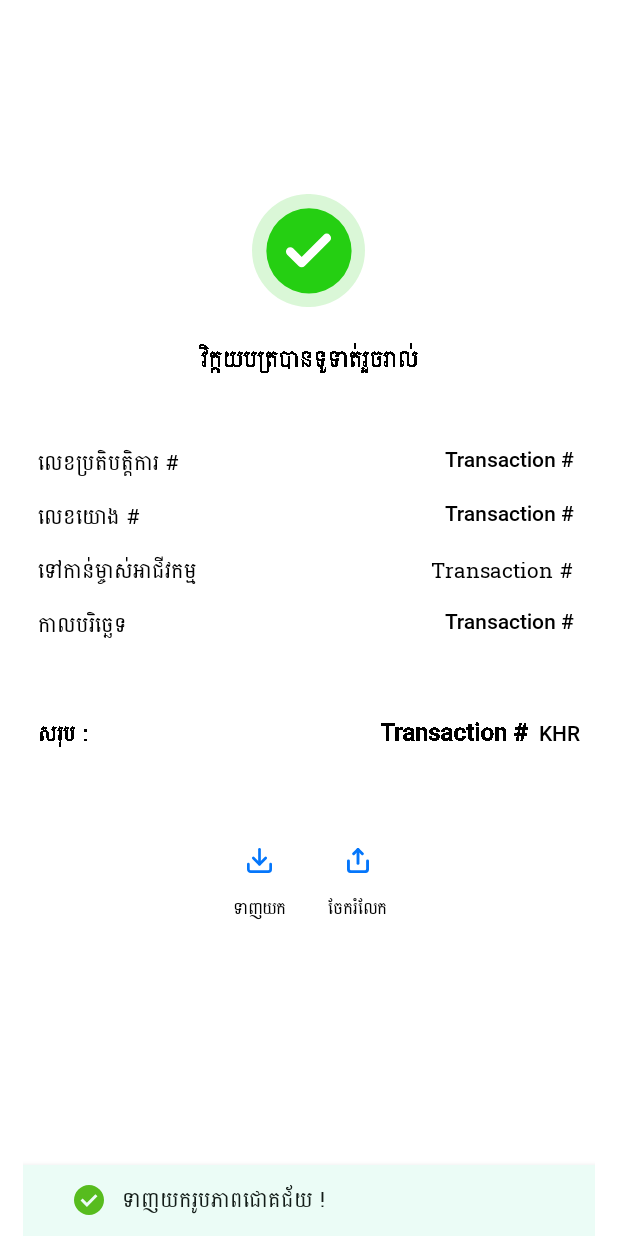
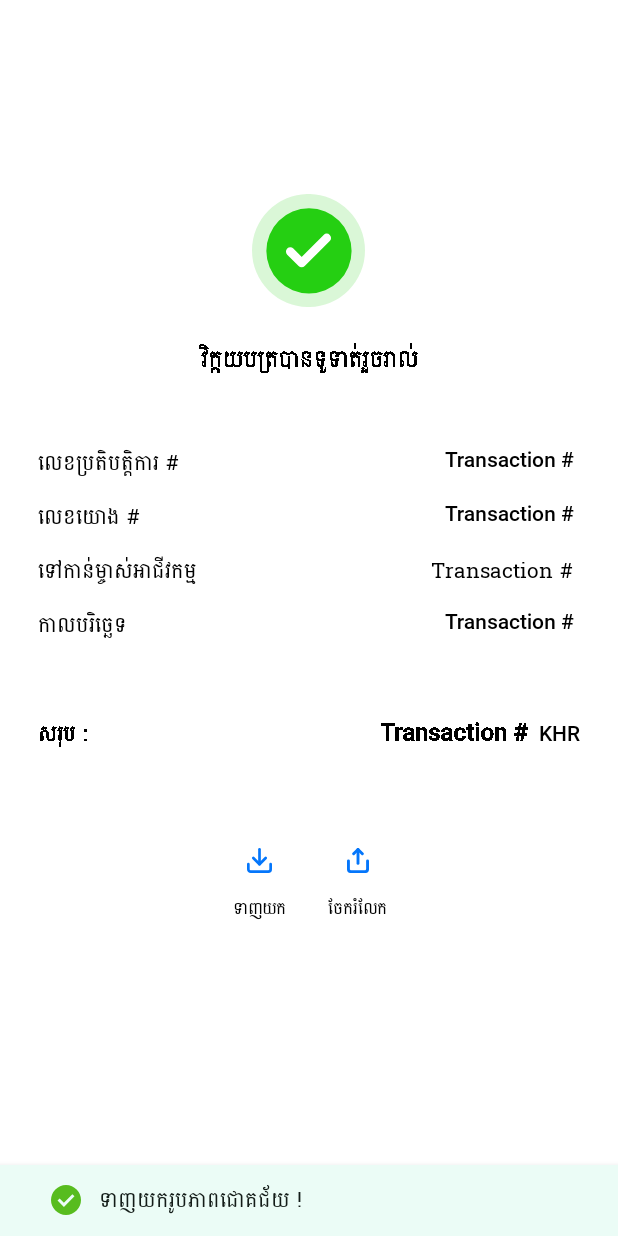
Before and after one commit to VISAL-NY/b24paymentsdk, an Android app: the SuccessActivity screen opened directly, with no data from a screen before it, after a tap on an icon or button, on a phone screen of 412 x 824 dp. Run offline under Robolectric (Android 15) with nearby library versions, the phone set to English and light mode, and no system bars; 56 statements that could not run were skipped.

Commit message:
modify snackbar

```diff
--- a/app/build.gradle
+++ b/app/build.gradle
@@ -24,8 +24,8 @@ android {
         }
     }
     compileOptions {
-        sourceCompatibility JavaVersion.VERSION_1_8
-        targetCompatibility JavaVersion.VERSION_1_8
+        sourceCompatibility JavaVersion.VERSION_11
+        targetCompatibility JavaVersion.VERSION_11
     }
 }
 
--- a/app/src/main/java/com/example/bill24paymentonline/MainActivity.java
+++ b/app/src/main/java/com/example/bill24paymentonline/MainActivity.java
@@ -139,8 +139,8 @@ public class MainActivity extends AppCompatActivity {
                            getSupportFragmentManager(),
                            responseModel.getData().getTranID(),
                            "123X",
-                           isLightMode
-
+                           isLightMode,
+"en",""
                    );
 
                    Log.d("tranNo", "onResponse: "+response.body().getData().getTranID());
--- a/onlinepaymentsdk/src/main/java/com/bill24/onlinepaymentsdk/SuccessActivity.java
+++ b/onlinepaymentsdk/src/main/java/com/bill24/onlinepaymentsdk/SuccessActivity.java
@@ -4,11 +4,10 @@ import androidx.appcompat.app.AppCompatActivity;
 import androidx.appcompat.widget.AppCompatImageView;
 import androidx.appcompat.widget.AppCompatTextView;
 import androidx.appcompat.widget.LinearLayoutCompat;
+import androidx.core.content.ContextCompat;
 import androidx.core.content.FileProvider;
 
-import android.content.Context;
 import android.content.Intent;
-import android.content.SharedPreferences;
 import android.graphics.Bitmap;
 import android.graphics.Canvas;
 import android.graphics.Color;
@@ -24,6 +23,7 @@ import android.net.Uri;
 import android.os.Bundle;
 import android.provider.MediaStore;
 import android.view.View;
+import android.view.ViewGroup;
 import android.widget.FrameLayout;
 import android.widget.Toast;
 
@@ -31,20 +31,17 @@ import com.bill24.onlinepaymentsdk.customShapeDrawable.CustomShape;
 import com.bill24.onlinepaymentsdk.customShapeDrawable.SelectedState;
 import com.bill24.onlinepaymentsdk.helper.ChangLanguage;
 import com.bill24.onlinepaymentsdk.helper.ConvertColorHexa;
+import com.bill24.onlinepaymentsdk.helper.CustomSnackbar;
 import com.bill24.onlinepaymentsdk.helper.SetFont;
-import com.bill24.onlinepaymentsdk.helper.SharePreferenceCustom;
 import com.bill24.onlinepaymentsdk.helper.Translate;
 import com.bill24.onlinepaymentsdk.model.BillerModel;
 import com.bill24.onlinepaymentsdk.model.CheckoutPageConfigModel;
 import com.bill24.onlinepaymentsdk.model.TransactionInfoModel;
-import com.bill24.onlinepaymentsdk.model.appearance.AppearanceModel;
 import com.bill24.onlinepaymentsdk.model.appearance.darkMode.DarkModeModel;
 import com.bill24.onlinepaymentsdk.model.appearance.lightMode.LightModeModel;
 import com.bill24.onlinepaymentsdk.model.conts.Constant;
-import com.bill24.onlinepaymentsdk.model.conts.CurrencyCode;
 import com.bill24.onlinepaymentsdk.model.conts.LanguageCode;
 import com.google.android.material.snackbar.Snackbar;
-import com.squareup.picasso.Picasso;
 
 import java.io.File;
 import java.io.FileOutputStream;
@@ -341,13 +338,15 @@ public class SuccessActivity extends AppCompatActivity {
 
     }
 
-    private void  customSnackBar(int image,String desc){
+    private void  customSnackBar(int image,String desc,int color){
         Snackbar customSnackbar = Snackbar.make(findViewById(R.id.snackbar_success_container), "",Snackbar.LENGTH_SHORT);
 
         Snackbar.SnackbarLayout snackbarLayout = (Snackbar.SnackbarLayout) customSnackbar.getView();
         View customView = getLayoutInflater().inflate(R.layout.snackbar_success_custom_layout, null);
-        snackbarLayout.setBackgroundColor(getColor(R.color.snackbar_background_color));//remove snackbar background
-        snackbarLayout.addView(customView, 0);
+
+        snackbarLayout.setBackgroundColor(ContextCompat.getColor(this,color));//remove snackbar background
+        customView.setBackgroundColor(ContextCompat.getColor(this,color));
+        snackbarLayout.addView(customView);
 
         //update font family
         SetFont font=new SetFont();
@@ -385,9 +384,9 @@ public class SuccessActivity extends AppCompatActivity {
         }
 
         if(imageUrl!=null){
-            customSnackBar(R.drawable.check_circle_24px,saveSuccess);
+           customSnackBar(R.drawable.check_circle_24px,saveSuccess,R.color.snackbar_background_success_color);
         }else {
-            customSnackBar(R.drawable.bottom_sheet_dash_line_shape,saveUnSuccess);
+            customSnackBar(R.drawable.error_24px,saveUnSuccess,R.color.snackbar_background_error_color);
         }
     }
 
@@ -452,7 +451,6 @@ public class SuccessActivity extends AppCompatActivity {
             downloadContainer.setBackground(selectorDownload);
 
             StateListDrawable selectorShare=SelectedState.selectedSate(shape,shape1);
-
 
             shareContainer.setBackground(selectorShare);
 
--- a/onlinepaymentsdk/src/main/java/com/bill24/onlinepaymentsdk/core/RequestAPI.java
+++ b/onlinepaymentsdk/src/main/java/com/bill24/onlinepaymentsdk/core/RequestAPI.java
@@ -17,7 +17,8 @@ import retrofit2.Call;
 
 public class RequestAPI {
 
-    private  String refererKey,baseUrl;
+    private final String refererKey;
+    private final String baseUrl;
     public RequestAPI(String refererKey,String baseUrl){
         this.refererKey=refererKey;
         this.baseUrl=baseUrl;
--- a/onlinepaymentsdk/src/main/java/com/bill24/onlinepaymentsdk/fragment/PaymentMethodFragment.java
+++ b/onlinepaymentsdk/src/main/java/com/bill24/onlinepaymentsdk/fragment/PaymentMethodFragment.java
@@ -42,6 +42,7 @@ import com.bill24.onlinepaymentsdk.helper.StickyHeaderItemDecoration;
 import com.bill24.onlinepaymentsdk.helper.Translate;
 import com.bill24.onlinepaymentsdk.model.BankPaymentMethodItemModel;
 import com.bill24.onlinepaymentsdk.model.BankPaymentMethodModel;
+import com.bill24.onlinepaymentsdk.model.BillerModel;
 import com.bill24.onlinepaymentsdk.model.CheckoutDetailModel;
 import com.bill24.onlinepaymentsdk.model.CheckoutPageConfigModel;
 import com.bill24.onlinepaymentsdk.model.ExpiredTransactionModel;
@@ -422,7 +423,7 @@ public class PaymentMethodFragment extends Fragment
 //                intent.putExtra(Constant.IS_LIGHT_MODE,isLightMode);
 //                intent.putExtra(Constant.KEY_TRANSACTION_INFO,transactionInfoModel);
 //                intent.putExtra(Constant.KEY_CHECKOUT_PAGE_CONFIG,checkoutPageConfigModel);
-//                //intent.putExtra(Constant.KEY_BILLER,billerModel);
+//                intent.putExtra(Constant.KEY_BILLER,new BillerModel());
 //
 //                startActivity(intent);
 
--- a/onlinepaymentsdk/src/main/res/drawable/snackbar_success_custom_shape.xml
+++ b/onlinepaymentsdk/src/main/res/drawable/snackbar_success_custom_shape.xml
@@ -1,4 +1,4 @@
 <?xml version="1.0" encoding="utf-8"?>
 <shape xmlns:android="http://schemas.android.com/apk/res/android">
-    <solid android:color="@color/snackbar_background_color"/>
+    <solid android:color="@color/snackbar_background_success_color"/>
 </shape>
--- a/onlinepaymentsdk/src/main/res/layout/activity_success.xml
+++ b/onlinepaymentsdk/src/main/res/layout/activity_success.xml
@@ -12,8 +12,7 @@
     <androidx.coordinatorlayout.widget.CoordinatorLayout
         android:id="@+id/snackbar_success_container"
         android:layout_width="match_parent"
-        android:layout_height="match_parent"
-        android:paddingHorizontal="15dp">
+        android:layout_height="match_parent">
         <androidx.appcompat.widget.LinearLayoutCompat
             android:id="@+id/success_container"
             android:layout_width="match_parent"
@@ -22,6 +21,7 @@
             android:layout_gravity="center"
             android:background="@drawable/success_container"
             android:paddingVertical="20dp"
+            android:layout_marginHorizontal="15dp"
             >
             <androidx.appcompat.widget.AppCompatImageView
                 android:layout_width="75dp"
--- a/onlinepaymentsdk/src/main/res/values/colors.xml
+++ b/onlinepaymentsdk/src/main/res/values/colors.xml
@@ -24,7 +24,9 @@
     <color name="button_unclick">#8057BC1E</color>
     <color name="unfavorite_back_color">#80EAF7E3</color>
     <color name="undownload_back_color">#80D4E8FF</color>
-    <color name="snackbar_background_color">#EBFCF6</color>
+    <color name="snackbar_background_success_color">#EBFCF6</color>
+    <color name="snackbar_background_error_color">#FAEEEE</color>
+
     <color name="snackbar_text_color">#131C18</color>
     <color name="new_color">#FF336699</color>
 </resources>
```
Also changed, not shown: onlinepaymentsdk/build.gradle (+16 -3 lines), onlinepaymentsdk/src/main/java/com/bill24/onlinepaymentsdk/bottomsheetDialogFragment/BottomSheet.java (+10 -10 lines), onlinepaymentsdk/src/main/java/com/bill24/onlinepaymentsdk/fragment/KhqrFragment.java (+37 -28 lines), onlinepaymentsdk/src/main/java/com/bill24/onlinepaymentsdk/helper/CustomSnackbar.java (added, +44 -0 lines).
